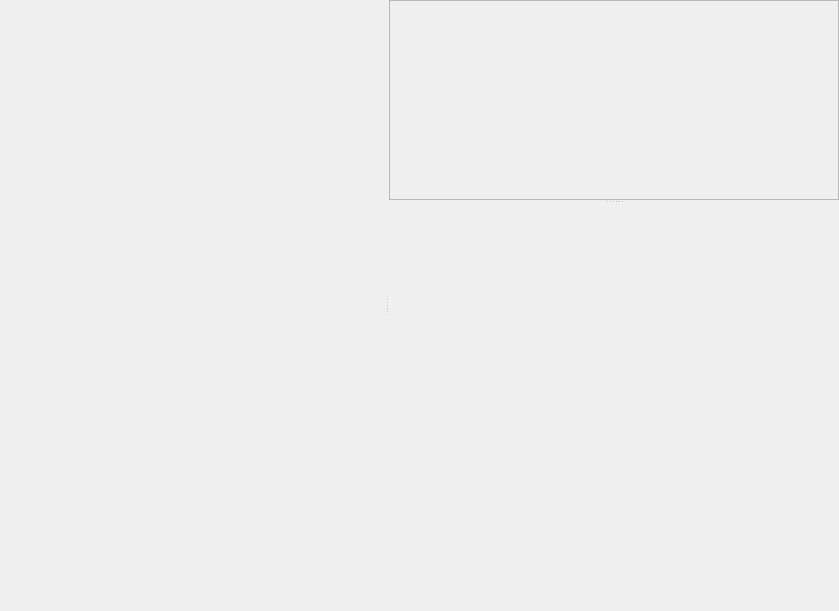
This is packages/Mock/EffectEditor/EffectEditor.ui in tommo/gii as Qt 5 draws it before an edit. The edited form follows.
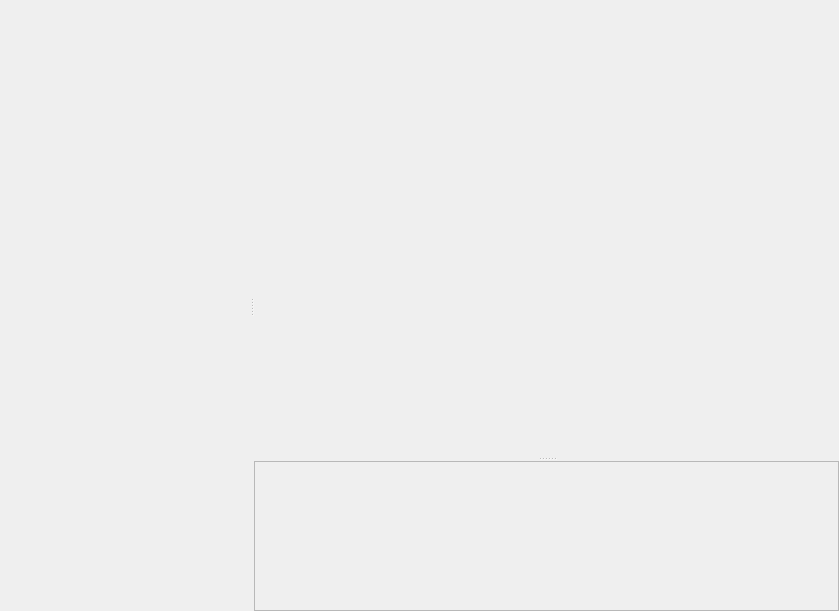
This is the edited form.

Diff of the .ui file:
```diff
--- a/packages/Mock/EffectEditor/EffectEditor.ui
+++ b/packages/Mock/EffectEditor/EffectEditor.ui
@@ -13,9 +13,9 @@
   <property name="windowTitle">
    <string>Form</string>
   </property>
-  <layout class="QHBoxLayout" name="horizontalLayout_2">
+  <layout class="QHBoxLayout" name="horizontalLayout">
    <property name="spacing">
-    <number>5</number>
+    <number>0</number>
    </property>
    <property name="margin">
     <number>0</number>
@@ -35,7 +35,13 @@
         <verstretch>0</verstretch>
        </sizepolicy>
       </property>
-      <layout class="QHBoxLayout" name="horizontalLayout">
+      <property name="minimumSize">
+       <size>
+        <width>0</width>
+        <height>0</height>
+       </size>
+      </property>
+      <layout class="QVBoxLayout" name="verticalLayout">
        <property name="spacing">
         <number>5</number>
        </property>
@@ -50,7 +56,13 @@
          <property name="minimumSize">
           <size>
            <width>180</width>
-           <height>0</height>
+           <height>200</height>
+          </size>
+         </property>
+         <property name="maximumSize">
+          <size>
+           <width>16777215</width>
+           <height>300</height>
           </size>
          </property>
         </widget>
@@ -59,14 +71,14 @@
         <widget class="QWidget" name="containerEditor" native="true">
          <property name="sizePolicy">
           <sizepolicy hsizetype="Preferred" vsizetype="Preferred">
-           <horstretch>1</horstretch>
-           <verstretch>0</verstretch>
+           <horstretch>0</horstretch>
+           <verstretch>1</verstretch>
           </sizepolicy>
          </property>
          <property name="minimumSize">
           <size>
-           <width>200</width>
-           <height>0</height>
+           <width>250</width>
+           <height>100</height>
           </size>
          </property>
         </widget>
@@ -75,23 +87,28 @@
      </widget>
      <widget class="QSplitter" name="splitter">
       <property name="sizePolicy">
-       <sizepolicy hsizetype="Expanding" vsizetype="Expanding">
-        <horstretch>2</horstretch>
+       <sizepolicy hsizetype="Preferred" vsizetype="Expanding">
+        <horstretch>1</horstretch>
         <verstretch>0</verstretch>
        </sizepolicy>
       </property>
-      <property name="minimumSize">
-       <size>
-        <width>0</width>
-        <height>0</height>
-       </size>
-      </property>
       <property name="orientation">
        <enum>Qt::Vertical</enum>
       </property>
-      <property name="childrenCollapsible">
-       <bool>false</bool>
-      </property>
+      <widget class="QWidget" name="containerPreview" native="true">
+       <property name="sizePolicy">
+        <sizepolicy hsizetype="Preferred" vsizetype="Preferred">
+         <horstretch>1</horstretch>
+         <verstretch>1</verstretch>
+        </sizepolicy>
+       </property>
+       <property name="minimumSize">
+        <size>
+         <width>0</width>
+         <height>150</height>
+        </size>
+       </property>
+      </widget>
       <widget class="QFrame" name="containerScript">
        <property name="sizePolicy">
         <sizepolicy hsizetype="Expanding" vsizetype="Preferred">
@@ -102,7 +119,7 @@
        <property name="minimumSize">
         <size>
          <width>100</width>
-         <height>200</height>
+         <height>150</height>
         </size>
        </property>
        <property name="frameShape">
@@ -112,20 +129,6 @@
         <enum>QFrame::Raised</enum>
        </property>
       </widget>
-      <widget class="QWidget" name="containerPreview" native="true">
-       <property name="sizePolicy">
-        <sizepolicy hsizetype="Preferred" vsizetype="Preferred">
-         <horstretch>1</horstretch>
-         <verstretch>1</verstretch>
-        </sizepolicy>
-       </property>
-       <property name="minimumSize">
-        <size>
-         <width>0</width>
-         <height>150</height>
-        </size>
-       </property>
-      </widget>
      </widget>
     </widget>
    </item>
```
Left out of the diff: 6 changed lines with no effect on the pictures.
